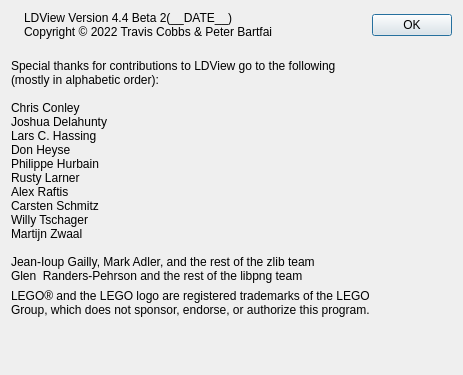
Old version of the form QT/AboutPanel.ui in the repository tcobbs/ldview.
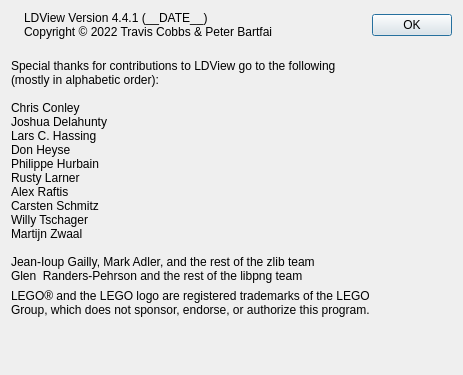
New version of the form. Icons and pictures are not drawn.

Commit message: Linux: version string update to 4.4.1

```diff
--- a/QT/AboutPanel.ui
+++ b/QT/AboutPanel.ui
@@ -82,7 +82,7 @@
                     </sizepolicy>
                   </property>
                   <property name="text">
-                    <string>LDView Version 4.4 Beta 2(__DATE__)
+                    <string>LDView Version 4.4.1 (__DATE__)
 Copyright © 2022 Travis Cobbs &amp; Peter Bartfai</string>
                   </property>
                   <property name="textFormat">
```
The commit also changes 7 other files.
